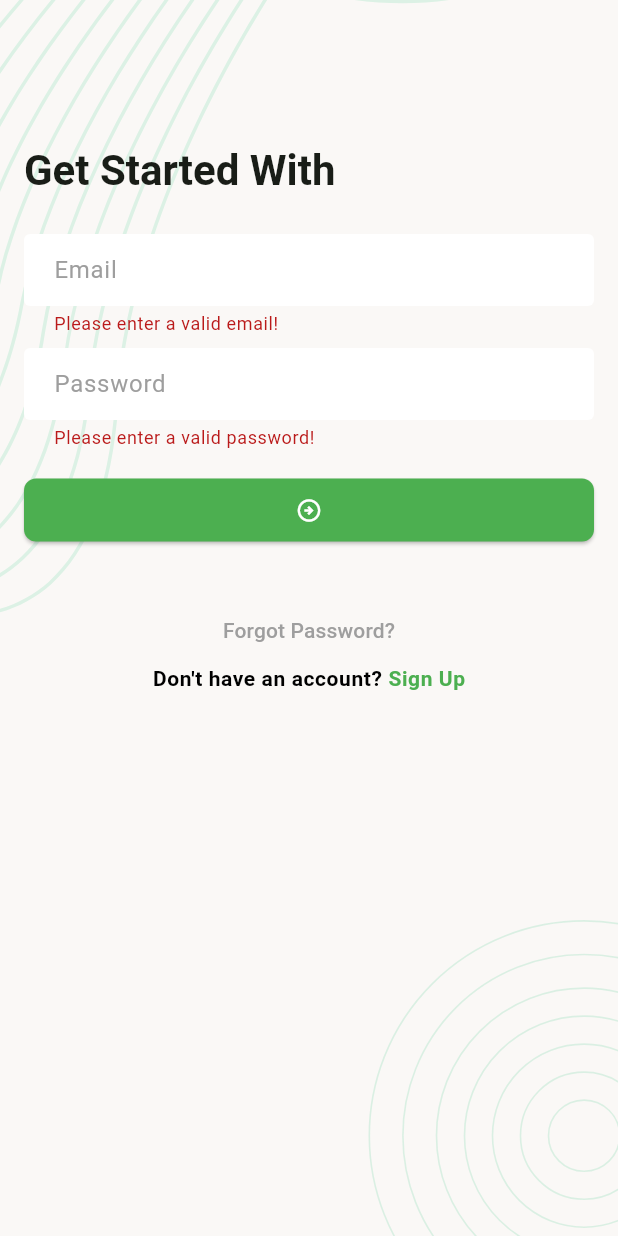
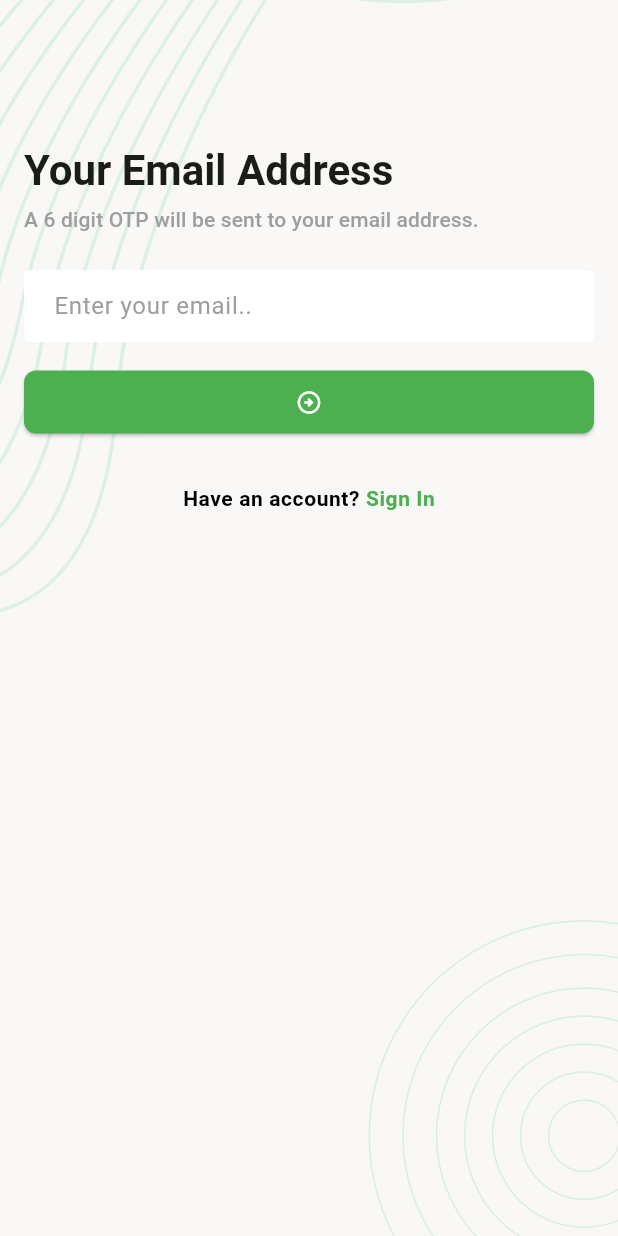
Before and after one commit to ikramul14091/task_manager_app, a Flutter app: the screen it shows after launch, after a tap on the "arrow circle right" icon, after a tap on "Forgot Password?", on a phone screen of 412 x 824 dp. Run offline on Flutter 3.47's test engine with Material 3 defaults, Android fonts, the phone set to English and light mode, and no system bars; our stand-ins replace email_validator, flutter_svg, pin_code_fields.

Commit message:
Add forgot password flow ui design

```diff
--- a/lib/app.dart
+++ b/lib/app.dart
@@ -1,7 +1,10 @@
 import 'package:flutter/material.dart';
+import 'package:task_manager_app/ui/screens/change_password_screen.dart';
+import 'package:task_manager_app/ui/screens/forgot_password_email_screen.dart';
 import 'package:task_manager_app/ui/screens/sign_in_screen.dart';
 import 'package:task_manager_app/ui/screens/sign_up_screen.dart';
 import 'package:task_manager_app/ui/screens/splash_screen.dart';
+import 'ui/screens/pin_verification_screen.dart';
 
 class TaskManagerApp extends StatelessWidget {
   const TaskManagerApp({super.key});
@@ -41,9 +44,13 @@ class TaskManagerApp extends StatelessWidget {
       ),
       initialRoute: '/',
       routes: {
-        SplashScreen.name : (context) => SplashScreen(),
-        SignInScreen.name : (context) => SignInScreen(),
-        SignUpScreen.name : (context) => SignUpScreen(),
+        SplashScreen.name: (context) => SplashScreen(),
+        SignInScreen.name: (context) => SignInScreen(),
+        SignUpScreen.name: (context) => SignUpScreen(),
+        ForgotPasswordEmailScreen.name: (context) =>
+            ForgotPasswordEmailScreen(),
+        PinVerificationScreen.name: (context) => PinVerificationScreen(),
+        ChangePasswordScreen.name: (context) => ChangePasswordScreen(),
       },
     );
   }
--- /dev/null
+++ b/lib/ui/screens/forgot_password_email_screen.dart
@@ -0,0 +1,117 @@
+import 'package:email_validator/email_validator.dart';
+import 'package:flutter/gestures.dart';
+import 'package:flutter/material.dart';
+import 'package:task_manager_app/ui/screens/pin_verification_screen.dart';
+import 'package:task_manager_app/ui/widgets/screen_background.dart';
+
+class ForgotPasswordEmailScreen extends StatefulWidget {
+  const ForgotPasswordEmailScreen({super.key});
+
+  static const String name = '/forgot-password-email';
+
+  @override
+  State<ForgotPasswordEmailScreen> createState() =>
+      _ForgotPasswordEmailScreenState();
+}
+
+class _ForgotPasswordEmailScreenState extends State<ForgotPasswordEmailScreen> {
+  final TextEditingController _emailTEController = TextEditingController();
+
+  final GlobalKey<FormState> _formkey = GlobalKey<FormState>();
+
+  @override
+  Widget build(BuildContext context) {
+    return Scaffold(
+      body: ScreenBackground(
+        child: SingleChildScrollView(
+          child: Padding(
+            padding: const EdgeInsets.all(16),
+            child: Form(
+              key: _formkey,
+              autovalidateMode: AutovalidateMode.onUserInteraction,
+              child: Column(
+                crossAxisAlignment: CrossAxisAlignment.start,
+                children: [
+                  const SizedBox(height: 80),
+                  Text(
+                    'Your Email Address',
+                    style: Theme.of(context).textTheme.titleLarge,
+                  ),
+                  const SizedBox(height: 4),
+                  Text(
+                    'A 6 digit OTP will be sent to your email address.',
+                    style: Theme.of(
+                      context,
+                    ).textTheme.titleSmall?.copyWith(color: Colors.grey),
+                  ),
+                  const SizedBox(height: 24),
+                  TextFormField(
+                    controller: _emailTEController,
+                    textInputAction: TextInputAction.next,
+                    decoration: InputDecoration(hintText: 'Enter your email..'),
+                    validator: (String? value) {
+                      String email = value ?? '';
+                      if (EmailValidator.validate(email) == false) {
+                        return 'Please enter a valid email!';
+                      }
+                      return null;
+                    },
+                  ),
+
+                  const SizedBox(height: 16),
+                  ElevatedButton(
+                    onPressed: _onTapSubmitButton,
+                    child: Icon(Icons.arrow_circle_right_outlined),
+                  ),
+
+                  const SizedBox(height: 32),
+                  Center(
+                    child: RichText(
+                      text: TextSpan(
+                        text: "Have an account? ",
+                        style: TextStyle(
+                          fontWeight: FontWeight.w600,
+                          color: Colors.black,
+                          letterSpacing: 0.4,
+                        ),
+                        children: [
+                          TextSpan(
+                            text: 'Sign In',
+                            style: TextStyle(
+                              color: Colors.green,
+                              fontWeight: FontWeight.w700,
+                            ),
+                            recognizer: TapGestureRecognizer()
+                              ..onTap = _onTapSignInButton,
+                          ),
+                        ],
+                      ),
+                    ),
+                  ),
+                ],
+              ),
+            ),
+          ),
+        ),
+      ),
+    );
+  }
+
+  void _onTapSubmitButton() {
+    // if (_formkey.currentState!.validate()) {
+    //   //TODO: Sign Up with API
+    // }
+    Navigator.pushNamed(context, PinVerificationScreen.name);
+  }
+
+  void _onTapSignInButton() {
+    Navigator.pop(context);
+  }
+
+  @override
+  void dispose() {
+    _emailTEController.dispose();
+    // TODO: implement dispose
+    super.dispose();
+  }
+}
--- a/lib/ui/screens/sign_in_screen.dart
+++ b/lib/ui/screens/sign_in_screen.dart
@@ -1,6 +1,7 @@
 import 'package:email_validator/email_validator.dart';
 import 'package:flutter/gestures.dart';
 import 'package:flutter/material.dart';
+import 'package:task_manager_app/ui/screens/forgot_password_email_screen.dart';
 import 'package:task_manager_app/ui/screens/sign_up_screen.dart';
 import 'package:task_manager_app/ui/widgets/screen_background.dart';
 
@@ -40,7 +41,7 @@ class _SignInScreenState extends State<SignInScreen> {
                   TextFormField(
                     controller: _emailTEController,
                     textInputAction: TextInputAction.next,
-                    decoration: InputDecoration(hintText: 'Email'),
+                    decoration: InputDecoration(hintText: 'Enter your email..'),
                     validator: (String? value) {
                       String email = value ?? '';
                       if (EmailValidator.validate(email) == false) {
@@ -53,7 +54,7 @@ class _SignInScreenState extends State<SignInScreen> {
                   TextFormField(
                     controller: _passwordTEController,
                     obscureText: true,
-                    decoration: InputDecoration(hintText: 'Password'),
+                    decoration: InputDecoration(hintText: 'Enter your password..'),
                     validator: (String? value) {
                       if ((value?.length ?? 0) <=6) {
                         return 'Please enter a valid password!';
@@ -117,7 +118,9 @@ class _SignInScreenState extends State<SignInScreen> {
     }
   }
 
-  void _onTapForgotPasswordButton() {}
+  void _onTapForgotPasswordButton() {
+    Navigator.pushNamed(context, ForgotPasswordEmailScreen.name);
+  }
 
   void _onTapSignUpButton() {
     //TODO: Sign Up with API
--- a/lib/ui/screens/sign_up_screen.dart
+++ b/lib/ui/screens/sign_up_screen.dart
@@ -16,7 +16,8 @@ class _SignUpScreenState extends State<SignUpScreen> {
   final TextEditingController _emailTEController = TextEditingController();
   final TextEditingController _firstNameTEController = TextEditingController();
   final TextEditingController _lastNameTEController = TextEditingController();
-  final TextEditingController _phoneNumberTEController = TextEditingController();
+  final TextEditingController _phoneNumberTEController =
+      TextEditingController();
   final TextEditingController _passwordTEController = TextEditingController();
 
   final GlobalKey<FormState> _formkey = GlobalKey<FormState>();
@@ -43,7 +44,7 @@ class _SignUpScreenState extends State<SignUpScreen> {
                   TextFormField(
                     controller: _emailTEController,
                     textInputAction: TextInputAction.next,
-                    decoration: InputDecoration(hintText: 'Email'),
+                    decoration: InputDecoration(hintText: 'Enter your email..'),
                     validator: (String? value) {
                       String email = value ?? '';
                       if (EmailValidator.validate(email) == false) {
@@ -56,10 +57,12 @@ class _SignUpScreenState extends State<SignUpScreen> {
                   TextFormField(
                     controller: _firstNameTEController,
                     textInputAction: TextInputAction.next,
-                    decoration: InputDecoration(hintText: 'First Name'),
+                    decoration: InputDecoration(
+                      hintText: 'Enter your first name..',
+                    ),
                     validator: (String? value) {
                       if (value?.trim().isEmpty ?? true) {
-                        return 'Please enter first name!';
+                        return 'Please enter your first name!';
                       }
                       return null;
                     },
@@ -68,10 +71,12 @@ class _SignUpScreenState extends State<SignUpScreen> {
                   TextFormField(
                     controller: _lastNameTEController,
                     textInputAction: TextInputAction.next,
-                    decoration: InputDecoration(hintText: 'Last Name'),
+                    decoration: InputDecoration(
+                      hintText: 'Enter your last name..',
+                    ),
                     validator: (String? value) {
                       if (value?.trim().isEmpty ?? true) {
-                        return 'Please enter last name!';
+                        return 'Please enter your last name!';
                       }
                       return null;
                     },
@@ -81,10 +86,12 @@ class _SignUpScreenState extends State<SignUpScreen> {
                     controller: _phoneNumberTEController,
                     keyboardType: TextInputType.phone,
                     textInputAction: TextInputAction.next,
-                    decoration: InputDecoration(hintText: 'Mobile Number'),
+                    decoration: InputDecoration(
+                      hintText: 'Enter your mobile number..',
+                    ),
                     validator: (String? value) {
                       if (value?.trim().isEmpty ?? true) {
-                        return 'Please enter mobile number!';
+                        return 'Please enter your mobile number!';
                       }
                       return null;
                     },
@@ -93,9 +100,11 @@ class _SignUpScreenState extends State<SignUpScreen> {
                   TextFormField(
                     controller: _passwordTEController,
                     obscureText: true,
-                    decoration: InputDecoration(hintText: 'Password'),
+                    decoration: InputDecoration(
+                      hintText: 'Enter your password..',
+                    ),
                     validator: (String? value) {
-                      if ((value?.length ?? 0) <=6) {
+                      if ((value?.length ?? 0) <= 6) {
                         return 'Please enter a valid password!';
                       }
                       return null;
@@ -142,7 +151,7 @@ class _SignUpScreenState extends State<SignUpScreen> {
 
   void _onTapSignUpButton() {
     if (_formkey.currentState!.validate()) {
-      //TODO: Sign In with API
+      //TODO: Sign Up with API
     }
   }
 
--- a/pubspec.yaml
+++ b/pubspec.yaml
@@ -13,6 +13,7 @@ dependencies:
     sdk: flutter
   flutter_svg: ^2.2.0
   email_validator: ^3.0.0
+  pin_code_fields: ^8.0.1
 
   cupertino_icons: ^1.0.8
 
```
Also changed, not shown: lib/ui/screens/change_password_screen.dart (added, +132 -0 lines), lib/ui/screens/pin_verification_screen.dart (added, +127 -0 lines), pubspec.lock.
